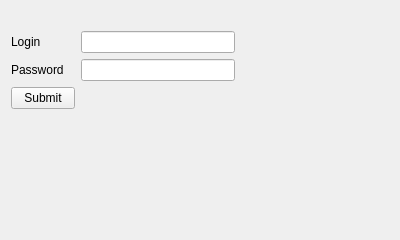
Old version of the form client/src/LoginPage.ui in the repository cpp-park-vk-education/2023_1_C--.
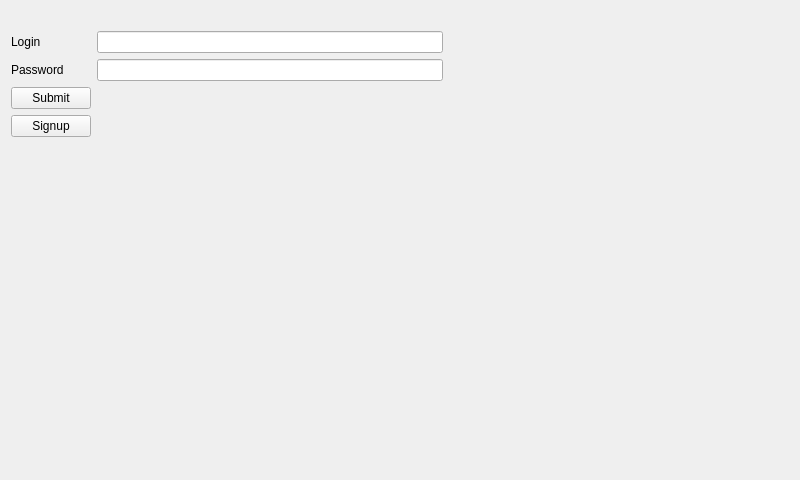
New version of the form.

Commit message: Added signup, creation room feature

What changed in the file:
```diff
--- a/client/src/LoginPage.ui
+++ b/client/src/LoginPage.ui
@@ -9,8 +9,8 @@
    <rect>
     <x>0</x>
     <y>0</y>
-    <width>400</width>
-    <height>240</height>
+    <width>800</width>
+    <height>480</height>
    </rect>
   </property>
   <property name="windowTitle">
@@ -28,44 +28,22 @@
     </widget>
    </item>
    <item>
-    <layout class="QGridLayout" name="gridLayout_2">
-     <item row="5" column="0">
-      <widget class="QPushButton" name="pushButton">
-       <property name="maximumSize">
-        <size>
-         <width>64</width>
-         <height>16777215</height>
-        </size>
-       </property>
+    <layout class="QGridLayout" name="gridLayout">
+     <item row="2" column="0">
+      <widget class="QPushButton" name="submitButton">
        <property name="text">
         <string>Submit</string>
        </property>
       </widget>
      </item>
-     <item row="7" column="0">
-      <spacer name="verticalSpacer">
-       <property name="orientation">
-        <enum>Qt::Vertical</enum>
-       </property>
-       <property name="sizeHint" stdset="0">
-        <size>
-         <width>20</width>
-         <height>40</height>
-        </size>
-       </property>
-      </spacer>
-     </item>
-     <item row="4" column="0">
-      <widget class="QLabel" name="label_2">
+     <item row="3" column="0">
+      <widget class="QPushButton" name="signupButton">
        <property name="text">
-        <string>Password</string>
+        <string>Signup</string>
        </property>
       </widget>
      </item>
-     <item row="0" column="1">
-      <widget class="QLineEdit" name="loginLineEdit"/>
-     </item>
-     <item row="4" column="1">
+     <item row="1" column="1">
       <widget class="QLineEdit" name="passwordLineEdit"/>
      </item>
      <item row="0" column="0">
@@ -75,7 +53,17 @@
        </property>
       </widget>
      </item>
-     <item row="4" column="2">
+     <item row="1" column="0">
+      <widget class="QLabel" name="label_2">
+       <property name="text">
+        <string>Password</string>
+       </property>
+      </widget>
+     </item>
+     <item row="0" column="1">
+      <widget class="QLineEdit" name="loginLineEdit"/>
+     </item>
+     <item row="0" column="2">
       <spacer name="horizontalSpacer">
        <property name="orientation">
         <enum>Qt::Horizontal</enum>
@@ -90,6 +78,19 @@
      </item>
     </layout>
    </item>
+   <item>
+    <spacer name="verticalSpacer">
+     <property name="orientation">
+      <enum>Qt::Vertical</enum>
+     </property>
+     <property name="sizeHint" stdset="0">
+      <size>
+       <width>20</width>
+       <height>40</height>
+      </size>
+     </property>
+    </spacer>
+   </item>
   </layout>
  </widget>
  <resources/>
```
The commit also changes 42 other files.
